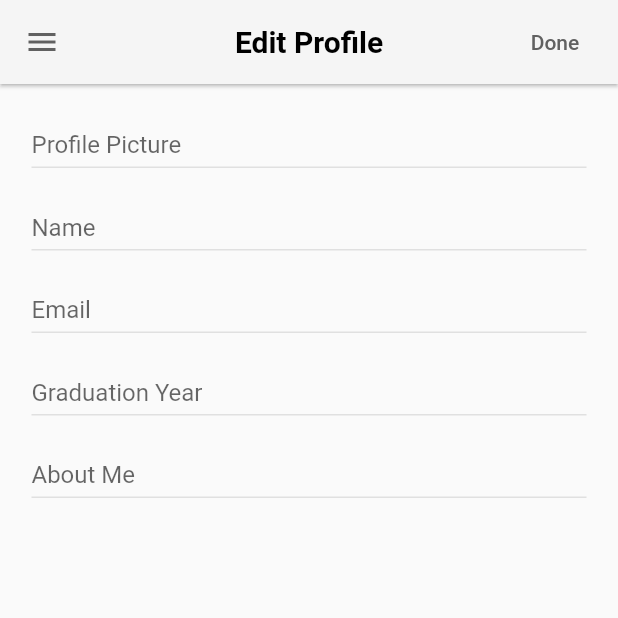
After one commit to jefffreyli/Club-App, a Flutter app: the EditProfile screen opened directly, on a phone screen of 412 x 824 dp, the top half of it. The commit adds this screen. Run offline on Flutter 3.47's test engine with Material 2 defaults, Android fonts, the phone set to English and light mode, and no system bars; our stand-ins replace cloud_firestore, firebase_auth, firebase_core, google_sign_in, table_calendar; accounts and stored records are empty; network calls fail.

Commit message:
more frontend

```diff
--- a/lib/components/Header.dart
+++ b/lib/components/Header.dart
@@ -1,4 +1,5 @@
 import 'package:club_app_frontend/screens/explore.dart';
+import 'package:club_app_frontend/screens/settings.dart';
 import 'package:club_app_frontend/screens/signin.dart';
 import 'package:flutter/material.dart';
 import 'package:club_app_frontend/utils.dart';
@@ -24,7 +25,9 @@ Widget sidebar(BuildContext context) {
                       Offset(0, -10), // move the CircleAvatar up by 25 pixels
                   child: CircleAvatar(
                     radius: 20,
-                    backgroundImage: AssetImage("assets/funnymonkeylips.png"),
+                    backgroundImage: NetworkImage(
+                      '${userData['image_url']}',
+                    ),
                   ),
                 ),
                 SizedBox(width: 25),
@@ -32,7 +35,8 @@ Widget sidebar(BuildContext context) {
                   crossAxisAlignment: CrossAxisAlignment.start,
                   children: [
                     Text(
-                      'Jeffrey Li',
+                      '${userData['full_name']}',
+                      // 'Jeffrey Li',
                       style: TextStyle(
                         fontSize: 20,
                         fontWeight: FontWeight.w600,
@@ -40,7 +44,7 @@ Widget sidebar(BuildContext context) {
                     ),
                     SizedBox(height: 5),
                     Text(
-                      'lij12@bxscience.edu',
+                      '${userData['email']}',
                       style: TextStyle(
                         fontSize: 15,
                         fontWeight: FontWeight.w300,
@@ -89,7 +93,6 @@ Widget sidebar(BuildContext context) {
           title: const Text('Attendance'),
           leading: Icon(Icons.calendar_month),
           onTap: () {
-            getClubByCategory("Sports");
             Navigator.pop(context);
           },
         ),
@@ -99,6 +102,28 @@ Widget sidebar(BuildContext context) {
             color: Colors.grey,
             thickness: 0.5,
           ),
+        ),
+        ListTile(
+          title: const Text('Settings'),
+          leading: Icon(Icons.settings),
+          onTap: () {
+            Navigator.of(context).push(
+              MaterialPageRoute(
+                builder: (context) => Settings(),
+              ),
+            );
+          },
+        ),
+        ListTile(
+          title: const Text('Help Center'),
+          leading: Icon(Icons.help),
+          onTap: () {
+            Navigator.of(context).push(
+              MaterialPageRoute(
+                builder: (context) => Settings(),
+              ),
+            );
+          },
         ),
         ListTile(
           title: const Text('Sign Out'),
@@ -117,8 +142,7 @@ Widget sidebar(BuildContext context) {
 
 AppBar nav = AppBar(
   foregroundColor: Colors.grey[700],
-  elevation: 2,
-  toolbarHeight: 50,
+  elevation: 1,
   backgroundColor: Colors.grey[100],
   title: Text("$appName",
       style: TextStyle(color: Colors.black, fontWeight: FontWeight.bold)),
--- a/lib/main.dart
+++ b/lib/main.dart
@@ -1,3 +1,4 @@
+import 'package:cloud_firestore/cloud_firestore.dart';
 import 'package:club_app_frontend/screens/home.dart';
 import 'package:firebase_auth/firebase_auth.dart';
 import 'package:firebase_core/firebase_core.dart';
@@ -17,6 +18,7 @@ class MyApp extends StatelessWidget {
   @override
   Widget build(BuildContext context) {
     return MaterialApp(
+      darkTheme: ThemeData.dark(),
       debugShowCheckedModeBanner: false,
       home: StreamBuilder<User?>(
         stream: FirebaseAuth.instance.authStateChanges(),
--- a/lib/screens/clubHome.dart
+++ b/lib/screens/clubHome.dart
@@ -32,8 +32,7 @@ class _ClubHomeState extends State<ClubHome> {
       backgroundColor: Colors.white,
       appBar: AppBar(
         foregroundColor: Colors.grey[700],
-        elevation: 2,
-        toolbarHeight: 50,
+        elevation: 1,
         backgroundColor: Colors.grey[100],
         title: Text(
           "${widget.clubName}",
--- /dev/null
+++ b/lib/screens/editProfile.dart
@@ -0,0 +1,112 @@
+import 'package:club_app_frontend/fb_helper.dart';
+import 'package:flutter/material.dart';
+
+import '../components/Header.dart';
+import 'profile.dart';
+
+class EditProfile extends StatefulWidget {
+  @override
+  _EditProfileState createState() => _EditProfileState();
+}
+
+class _EditProfileState extends State<EditProfile> {
+  final TextEditingController _nameController = TextEditingController();
+  final TextEditingController _emailController = TextEditingController();
+  final TextEditingController _graduationYearController =
+      TextEditingController();
+  final TextEditingController _aboutMeController = TextEditingController();
+  final TextEditingController _profileController = TextEditingController();
+
+  @override
+  // void dispose() {
+  //   _nameController.dispose();
+  //   _emailController.dispose();
+  //   _graduationYearController.dispose();
+  //   _aboutMeController.dispose();
+  //   _profileController.dispose();
+  //   super.dispose();
+  // }
+
+  @override
+  Widget build(BuildContext context) {
+    return Scaffold(
+      appBar: AppBar(
+        foregroundColor: Colors.grey[700],
+        elevation: 1,
+        backgroundColor: Colors.grey[100],
+        title: Text("Edit Profile",
+            style: TextStyle(color: Colors.black, fontWeight: FontWeight.bold)),
+        centerTitle: true,
+        actions: [
+          Container(
+              margin: EdgeInsets.only(right: 10),
+              child: TextButton(
+                onPressed: () {
+                  Navigator.of(context).push(MaterialPageRoute(
+                    builder: (context) => Profile(),
+                  ));
+                },
+                child: Text(
+                  "Done",
+                  style: TextStyle(color: Colors.grey[700]),
+                ),
+              )),
+        ],
+      ),
+      drawer: sidebar(context),
+      body: Padding(
+        padding: const EdgeInsets.all(16.0),
+        child: Column(
+          crossAxisAlignment: CrossAxisAlignment.start,
+          children: [
+            buildField(_profileController, 'Profile Picture'),
+            buildField(_nameController, 'Name'),
+            buildField(_emailController, 'Email'),
+            buildField(_graduationYearController, 'Graduation Year'),
+            buildField(_aboutMeController, 'About Me'),
+          ],
+        ),
+      ),
+    );
+  }
+}
+
+Widget buildField(TextEditingController t, String info) {
+  if (info == "Profile Picture") {
+    t.text = userData['image_url'];
+  } else if (info == "Name") {
+    t.text = userData['full_name'];
+  } else if (info == "Email") {
+    t.text = userData['email'];
+  } else if (info == "Graduation Year") {
+    t.text = userData['graduation_year'];
+  } else if (info == "About Me") {
+    t.text = userData['about_me'];
+  }
+
+  return Container(
+    margin: const EdgeInsets.fromLTRB(5, 15, 5, 15),
+    height: 25,
+    decoration: BoxDecoration(
+      border: Border(
+        bottom: BorderSide(
+          color: Colors.grey.shade300,
+          width: 1.0,
+        ),
+      ),
+    ),
+    child: TextFormField(
+      controller: t,
+      decoration: InputDecoration.collapsed(
+        hintText: '$info',
+        hintStyle: const TextStyle(fontSize: 16.0),
+      ),
+      validator: (value) {
+        if (value!.isEmpty) {
+          return 'Please enter your ${info.toLowerCase()}';
+        }
+        return null;
+      },
+    ),
+  );
+}
--- a/lib/screens/explore.dart
+++ b/lib/screens/explore.dart
@@ -3,7 +3,6 @@ import 'package:flutter/material.dart';
 import '../components/ClubCardSquare.dart';
 import '../components/Header.dart';
 import '../components/Search.dart';
-import 'dart:math' as math;
 
 class Explore extends StatelessWidget {
   const Explore({super.key});
--- a/lib/screens/home.dart
+++ b/lib/screens/home.dart
@@ -4,6 +4,7 @@ import 'package:flutter/material.dart';
 
 import '../components/Header.dart';
 import '../utils.dart';
+import '/fb_helper.dart';
 
 class Home extends StatefulWidget {
   const Home({super.key});
@@ -15,6 +16,7 @@ class Home extends StatefulWidget {
 class _HomeState extends State<Home> {
   @override
   Widget build(BuildContext context) {
+    init();
     return Scaffold(
         appBar: nav,
         drawer: sidebar(context),
```
Also changed, not shown: lib/fb_helper.dart (+20 -0 lines), lib/screens/profile.dart (+23 -120 lines), lib/screens/settings.dart (added, +116 -0 lines), lib/utils.dart (+6 -3 lines), 2 other files.
